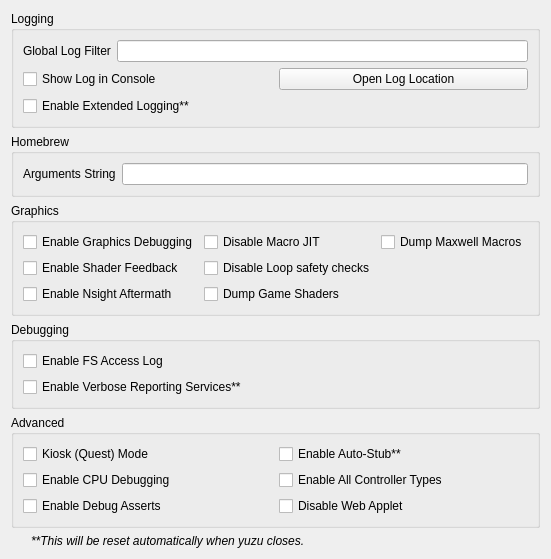
Above: src/yuzu/configuration/configure_debug.ui from QuantumGhost/yuzu before the change. Below: the same form after it.
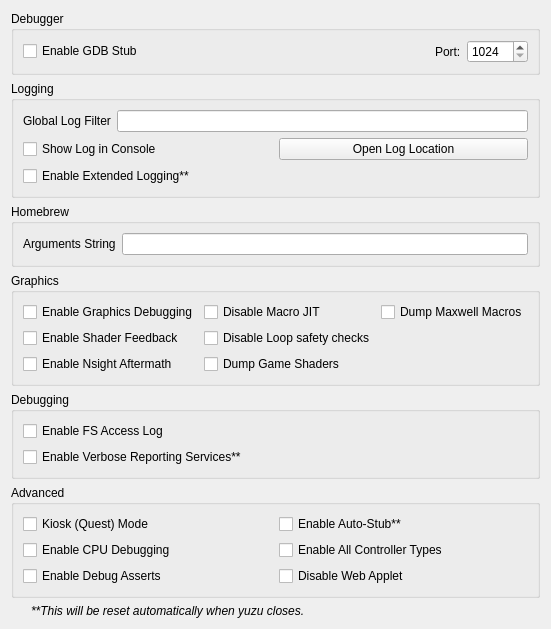
That is the form after the change.

```diff
--- a/src/yuzu/configuration/configure_debug.ui
+++ b/src/yuzu/configuration/configure_debug.ui
@@ -3,6 +3,60 @@
  <class>ConfigureDebug</class>
  <widget class="QWidget" name="ConfigureDebug">
   <layout class="QVBoxLayout" name="verticalLayout_1">
+    <item>
+      <layout class="QVBoxLayout" name="verticalLayout_2">
+       <item>
+        <widget class="QGroupBox" name="groupBox">
+         <property name="title">
+          <string>Debugger</string>
+         </property>
+         <layout class="QVBoxLayout" name="verticalLayout_3">
+          <item>
+           <layout class="QHBoxLayout" name="horizontalLayout_11">
+            <item>
+             <widget class="QCheckBox" name="toggle_gdbstub">
+              <property name="text">
+               <string>Enable GDB Stub</string>
+              </property>
+             </widget>
+            </item>
+            <item>
+             <spacer name="horizontalSpacer">
+              <property name="orientation">
+               <enum>Qt::Horizontal</enum>
+              </property>
+              <property name="sizeHint" stdset="0">
+               <size>
+                <width>40</width>
+                <height>20</height>
+               </size>
+              </property>
+             </spacer>
+            </item>
+            <item>
+             <widget class="QLabel" name="label_11">
+              <property name="text">
+               <string>Port:</string>
+              </property>
+             </widget>
+            </item>
+            <item>
+             <widget class="QSpinBox" name="gdbport_spinbox">
+              <property name="minimum">
+                <number>1024</number>
+              </property>
+              <property name="maximum">
+               <number>65535</number>
+              </property>
+             </widget>
+            </item>
+           </layout>
+          </item>
+         </layout>
+        </widget>
+       </item>
+      </layout>
+     </item>
    <item>
     <widget class="QGroupBox" name="groupBox_2">
      <property name="title">
```
